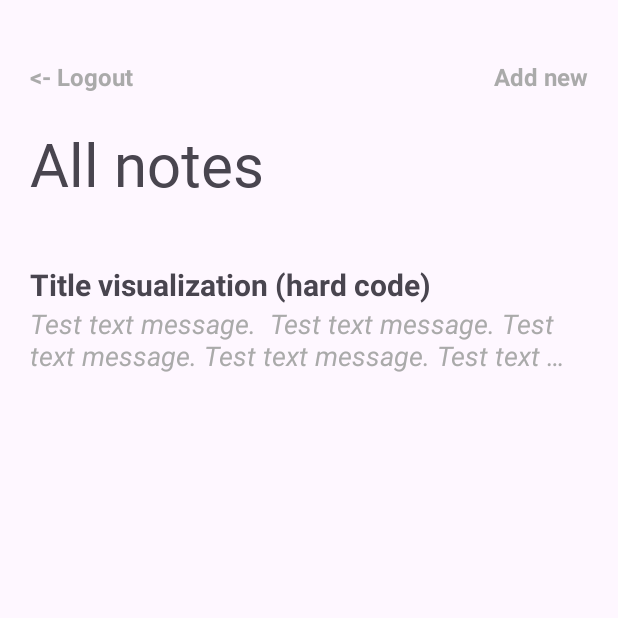
After one commit to DzmitryDen/NotesApp, an Android app: the NotesActivity screen opened directly, with no data from a screen before it, on a phone screen of 412 x 824 dp, the top half of it. The commit adds this screen. Run offline under Robolectric (Android 15) with nearby library versions, the phone set to English and light mode, and no system bars.

Commit message:
comments was corrected. hw 18_19 completed

```diff
--- a/app/src/main/java/com/hfad/notesapp/MainActivity.kt
+++ b/app/src/main/java/com/hfad/notesapp/MainActivity.kt
@@ -7,6 +7,7 @@ import android.widget.Button
 import android.widget.TextView
 
 class MainActivity : AppCompatActivity() {
+
     override fun onCreate(savedInstanceState: Bundle?) {
         super.onCreate(savedInstanceState)
         setContentView(R.layout.activity_main)
--- /dev/null
+++ b/app/src/main/java/com/hfad/notesapp/Note.kt
@@ -0,0 +1,7 @@
+package com.hfad.notesapp
+
+data class Note(
+
+    val title: String,
+    val message: String
+)
--- /dev/null
+++ b/app/src/main/java/com/hfad/notesapp/NotesActivity.kt
@@ -0,0 +1,36 @@
+package com.hfad.notesapp
+
+import android.content.Intent
+import android.os.Bundle
+import android.widget.TextView
+import androidx.appcompat.app.AppCompatActivity
+import androidx.recyclerview.widget.LinearLayoutManager
+import androidx.recyclerview.widget.RecyclerView
+import com.hfad.notesapp.adapter.NoteAdapter
+
+class NotesActivity : AppCompatActivity() {
+
+    override fun onCreate(savedInstanceState: Bundle?) {
+        super.onCreate(savedInstanceState)
+        setContentView(R.layout.activity_notes)
+
+        val navigationButtonLogout = findViewById<TextView>(R.id.logout)
+        navigationButtonLogout.setOnClickListener {
+            val intent = Intent(this, LoginActivity::class.java)
+            startActivity(intent)
+        }
+
+        val navigationButtonAddNew = findViewById<TextView>(R.id.add_new)
+        navigationButtonAddNew.setOnClickListener {
+            val intent = Intent(this, AddNoteActivity::class.java)
+            startActivity(intent)
+        }
+
+        findViewById<RecyclerView>(R.id.recycler_notes).run {
+            layoutManager = LinearLayoutManager(this@NotesActivity)
+            adapter = NoteAdapter().apply {
+                submitList(NoteDataBase.noteList)
+            }
+        }
+    }
+}
--- /dev/null
+++ b/app/src/main/java/com/hfad/notesapp/adapter/NoteAdapter.kt
@@ -0,0 +1,20 @@
+package com.hfad.notesapp.adapter
+
+import android.view.LayoutInflater
+import android.view.ViewGroup
+import androidx.recyclerview.widget.ListAdapter
+import com.hfad.notesapp.Note
+import com.hfad.notesapp.R
+
+class NoteAdapter : ListAdapter<Note, NoteViewHolder>(NoteDiffUtil()) {
+
+    override fun onCreateViewHolder(parent: ViewGroup, viewType: Int): NoteViewHolder {
+        return NoteViewHolder(
+            LayoutInflater.from(parent.context).inflate(R.layout.item_note, parent, false)
+        )
+    }
+
+    override fun onBindViewHolder(holder: NoteViewHolder, position: Int) {
+        holder.bind(getItem(position))
+    }
+}
--- /dev/null
+++ b/app/src/main/java/com/hfad/notesapp/adapter/NoteViewHolder.kt
@@ -0,0 +1,20 @@
+package com.hfad.notesapp.adapter
+
+import android.view.View
+import android.widget.TextView
+import android.widget.Toast
+import androidx.recyclerview.widget.RecyclerView
+import com.hfad.notesapp.Note
+import com.hfad.notesapp.R
+
+class NoteViewHolder(private val view: View) : RecyclerView.ViewHolder(view) {
+
+    fun bind(note: Note) {
+        view.findViewById<TextView>(R.id.title_note).text = note.title
+        view.findViewById<TextView>(R.id.message_text_note).text = note.message
+
+        view.findViewById<TextView>(R.id.title_note).setOnClickListener {
+            Toast.makeText(view.context, note.title, Toast.LENGTH_SHORT).show()
+        }
+    }
+}
--- a/app/src/main/res/drawable/edit_text_background.xml
+++ b/app/src/main/res/drawable/edit_text_background.xml
@@ -1,5 +1,6 @@
 <?xml version="1.0" encoding="utf-8"?>
 <shape xmlns:android="http://schemas.android.com/apk/res/android" android:shape="rectangle">
+
     <solid android:color="#2D97A2E1"/>
     <corners android:radius="10dp"></corners>
 
--- /dev/null
+++ b/app/src/main/res/layout/activity_notes.xml
@@ -0,0 +1,50 @@
+<?xml version="1.0" encoding="utf-8"?>
+<androidx.constraintlayout.widget.ConstraintLayout xmlns:android="http://schemas.android.com/apk/res/android"
+    xmlns:app="http://schemas.android.com/apk/res-auto"
+    android:layout_width="match_parent"
+    android:layout_height="match_parent">
+
+
+    <TextView
+        android:id="@+id/logout"
+        style="@style/NavigationButtonStyle"
+        android:layout_width="wrap_content"
+        android:layout_height="wrap_content"
+        android:layout_marginStart="@dimen/dp_20"
+        android:layout_marginTop="@dimen/dp_40"
+        android:text="@string/logout_navigation_button"
+        app:layout_constraintEnd_toStartOf="@id/add_new"
+        app:layout_constraintHorizontal_chainStyle="spread_inside"
+        app:layout_constraintStart_toStartOf="parent"
+        app:layout_constraintTop_toTopOf="parent" />
+
+    <TextView
+        android:id="@+id/add_new"
+        style="@style/NavigationButtonStyle"
+        android:layout_width="wrap_content"
+        android:layout_height="wrap_content"
+        android:layout_marginEnd="@dimen/dp_20"
+        android:text="@string/add_new_navigation_button"
+        app:layout_constraintEnd_toEndOf="parent"
+        app:layout_constraintStart_toEndOf="@id/logout"
+        app:layout_constraintTop_toTopOf="@id/logout" />
+
+    <TextView
+        android:id="@+id/title_all_notes"
+        style="@style/TitleStyle"
+        android:layout_marginStart="@dimen/dp_20"
+        android:layout_marginTop="@dimen/dp_20"
+        android:text="@string/title_all_notes"
+        app:layout_constraintStart_toStartOf="parent"
+        app:layout_constraintTop_toBottomOf= "@id/logout" />
+
+    <androidx.recyclerview.widget.RecyclerView
+        android:id="@+id/recycler_notes"
+        android:layout_width="0dp"
+        android:layout_height="wrap_content"
+        android:layout_marginTop="@dimen/dp_20"
+        app:layout_constraintTop_toBottomOf="@id/title_all_notes"
+        app:layout_constraintStart_toStartOf="parent"
+        app:layout_constraintEnd_toEndOf="parent"/>
+
+</androidx.constraintlayout.widget.ConstraintLayout>
--- /dev/null
+++ b/app/src/main/res/layout/item_note.xml
@@ -0,0 +1,48 @@
+<?xml version="1.0" encoding="utf-8"?>
+<androidx.constraintlayout.widget.ConstraintLayout xmlns:android="http://schemas.android.com/apk/res/android"
+    xmlns:app="http://schemas.android.com/apk/res-auto"
+    xmlns:tools="http://schemas.android.com/tools"
+    android:layout_width="match_parent"
+    android:layout_height="wrap_content">
+
+    <TextView
+        android:id="@+id/title_note"
+        style="@style/TitleNoteStyle"
+        android:layout_width="wrap_content"
+        android:layout_height="wrap_content"
+        android:layout_margin="@dimen/dp_20"
+        android:ellipsize="end"
+        android:maxLines="1"
+        app:layout_constraintEnd_toStartOf="@+id/date_note"
+        app:layout_constraintHorizontal_chainStyle="spread_inside"
+        app:layout_constraintStart_toStartOf="parent"
+        app:layout_constraintTop_toTopOf="parent"
+        tools:text="Title test" />
+
+    <TextView
+        android:id="@+id/date_note"
+        style="@style/DateNoteStyle"
+        android:layout_width="wrap_content"
+        android:layout_height="wrap_content"
+        android:layout_marginEnd="@dimen/dp_20"
+        android:ellipsize="end"
+        android:maxLines="1"
+        app:layout_constraintBottom_toBottomOf="@id/title_note"
+        app:layout_constraintEnd_toEndOf="parent"
+        app:layout_constraintStart_toEndOf="@id/title_note"
+        tools:text="04/04/2024" />
+
+    <TextView
+        android:id="@+id/message_text_note"
+        style="@style/MessageNoteStyle"
+        android:layout_width="match_parent"
+        android:layout_height="wrap_content"
+        android:layout_marginHorizontal="@dimen/dp_20"
+        android:ellipsize="end"
+        android:maxLines="2"
+        app:layout_constraintEnd_toEndOf="parent"
+        app:layout_constraintStart_toStartOf="parent"
+        app:layout_constraintTop_toBottomOf="@id/title_note"
+        tools:text="Message text test" />
+
+</androidx.constraintlayout.widget.ConstraintLayout>
--- a/app/src/main/res/values/strings.xml
+++ b/app/src/main/res/values/strings.xml
@@ -12,4 +12,14 @@
     <string name="title_login">Log-in</string>
     <string name="text_login_button">Log-in</string>
     <string name="return_to_signup_query">Return to Sign-up</string>
+    <string name="logout_navigation_button"><![CDATA[<- Logout]]></string>
+    <string name="add_new_navigation_button">Add new</string>
+    <string name="back_navigation_button"><![CDATA[<- Back]]></string>
+    <string name="title_add_note">Add note</string>
+    <string name="title_all_notes">All notes</string>
+    <string name="hint_title">Title</string>
+    <string name="hint_message">Message</string>
+    <string name="text_add_button">Add</string>
+    <string name="error_not_empty">cannot be empty</string>
+    <string name="error_common">error</string>
 </resources>
--- a/app/src/main/res/values/styles.xml
+++ b/app/src/main/res/values/styles.xml
@@ -32,6 +32,29 @@
         <item name="android:layout_height">@dimen/dp_46</item>
         <item name="android:background">@drawable/edit_text_background</item>
         <item name="android:textSize">@dimen/sp_18</item>
-        <item name="android:paddingStart">@dimen/dp_20</item>
+        <item name="android:paddingHorizontal">@dimen/dp_20</item>
     </style>
+
+    <style name="NavigationButtonStyle">
+        <item name="android:textStyle">bold</item>
+        <item name="android:textColor">@android:color/darker_gray</item>
+        <item name="android:textSize">@dimen/sp_16</item>
+    </style>
+
+    <style name="TitleNoteStyle">
+        <item name="android:textSize">@dimen/sp_20</item>
+        <item name="android:textStyle">bold</item>
+    </style>
+
+    <style name="MessageNoteStyle">
+        <item name="android:textSize">@dimen/sp_18</item>
+        <item name="android:textStyle">italic</item>
+        <item name="android:textColor">@android:color/darker_gray</item>
+    </style>
+
+    <style name="DateNoteStyle">
+        <item name="android:textSize">@dimen/sp_18</item>
+        <item name="android:textColor">@android:color/darker_gray</item>
+    </style>
+
 </resources>
```
Also changed, not shown: app/src/main/AndroidManifest.xml (+6 -2 lines), app/src/main/java/com/hfad/notesapp/AddNoteActivity.kt (added, +54 -0 lines), app/src/main/java/com/hfad/notesapp/LoginActivity.kt (+12 -7 lines), app/src/main/java/com/hfad/notesapp/NoteDataBase.kt (added, +11 -0 lines), app/src/main/java/com/hfad/notesapp/adapter/NoteDiffUtil.kt (added, +15 -0 lines), app/src/main/java/com/hfad/notesapp/validation/Checking.kt (added, +27 -0 lines), app/src/main/java/com/hfad/notesapp/validation/Validator.kt (added, +10 -0 lines), app/src/main/res/layout/activity_add_note.xml (added, +60 -0 lines), app/src/main/res/values/dimens.xml (+9 -0 lines).
